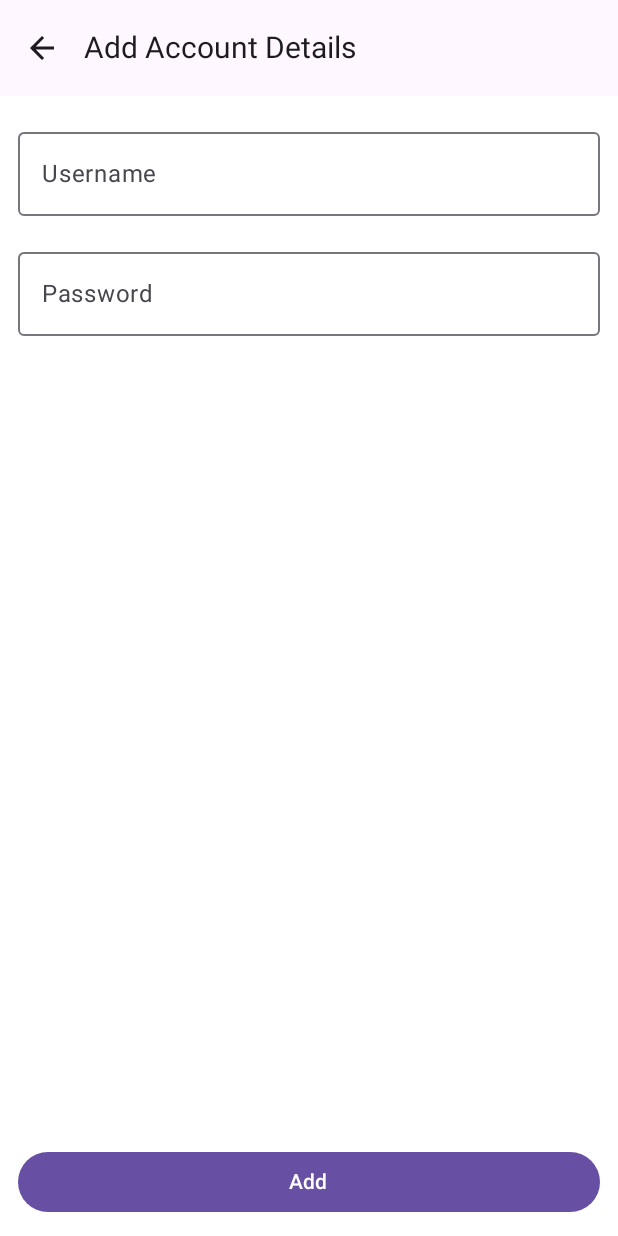
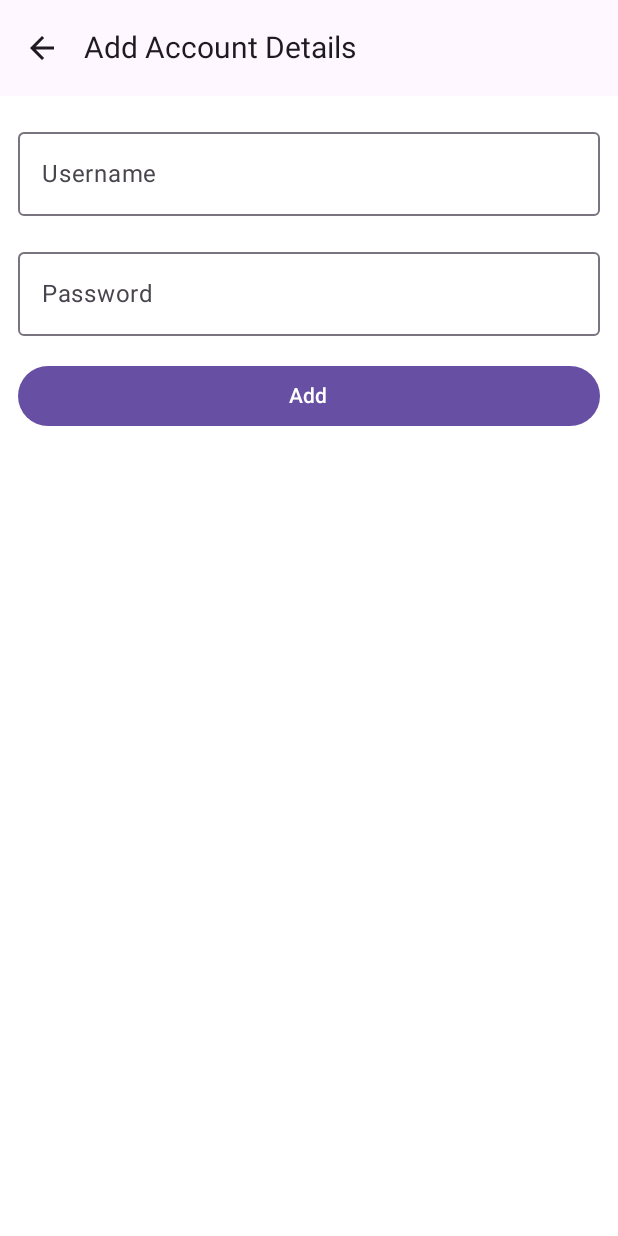
Before and after one commit to ItzAreeb/Password-Manager, an Android app built with Jetpack Compose: the @Preview function CreateAccountScreenPreview, on a phone screen of 412 x 824 dp. Run offline under Robolectric (Android 15) with nearby library versions, the phone set to English and light mode, and no system bars.

Commit message:
Bug Fixes

```diff
--- a/app/src/main/java/com/example/passwordmanager/ui/CreateAccountScreen.kt
+++ b/app/src/main/java/com/example/passwordmanager/ui/CreateAccountScreen.kt
@@ -1,12 +1,17 @@
 package com.example.passwordmanager.ui
 
-import androidx.compose.foundation.background
+import androidx.compose.foundation.layout.Box
 import androidx.compose.foundation.layout.Column
 import androidx.compose.foundation.layout.Spacer
+import androidx.compose.foundation.layout.WindowInsets
+import androidx.compose.foundation.layout.asPaddingValues
 import androidx.compose.foundation.layout.fillMaxSize
 import androidx.compose.foundation.layout.fillMaxWidth
 import androidx.compose.foundation.layout.height
+import androidx.compose.foundation.layout.ime
 import androidx.compose.foundation.layout.padding
+import androidx.compose.foundation.rememberScrollState
+import androidx.compose.foundation.verticalScroll
 import androidx.compose.material.icons.Icons
 import androidx.compose.material.icons.automirrored.filled.ArrowBack
 import androidx.compose.material3.Button
@@ -23,7 +28,8 @@ import androidx.compose.runtime.mutableStateOf
 import androidx.compose.runtime.remember
 import androidx.compose.runtime.setValue
 import androidx.compose.ui.Modifier
-import androidx.compose.ui.graphics.Color
+import androidx.compose.ui.platform.LocalConfiguration
+import androidx.compose.ui.platform.LocalSoftwareKeyboardController
 import androidx.compose.ui.text.input.PasswordVisualTransformation
 import androidx.compose.ui.text.input.TextFieldValue
 import androidx.compose.ui.tooling.preview.Preview
@@ -38,10 +44,16 @@ import com.example.passwordmanager.data.Account
 fun CreateAccountScreen(navController: NavController, modifier: Modifier = Modifier, accounts: MutableList<Account>) {
     var username by remember { mutableStateOf(TextFieldValue("")) }
     var password by remember { mutableStateOf(TextFieldValue("")) }
+    val scrollState = rememberScrollState()
+    val keyboardController = LocalSoftwareKeyboardController.current
+    val configuration = LocalConfiguration.current
+    configuration.screenHeightDp.dp
+    val imePadding = WindowInsets.ime.asPaddingValues().calculateBottomPadding()
 
     Column(
         modifier = modifier
             .fillMaxSize()
+            .verticalScroll(scrollState)  // Make entire screen scrollable
     ) {
         TopAppBar(
             title = { Text("Add Account Details", fontSize = 20.sp) },
@@ -58,6 +70,7 @@ fun CreateAccountScreen(navController: NavController, modifier: Modifier = Modif
         Column(
             modifier = Modifier
                 .padding(horizontal = 12.dp)
+                .weight(1f, fill = false)  // Allow content to expand
         ) {
             Spacer(modifier = Modifier.height(16.dp))
 
@@ -66,8 +79,8 @@ fun CreateAccountScreen(navController: NavController, modifier: Modifier = Modif
                 onValueChange = { username = it },
                 label = { Text("Username") },
                 modifier = Modifier
-                    .fillMaxWidth()
-                    .background(Color.Transparent)
+                    .fillMaxWidth(),
+                maxLines = 3  // Limit to 3 lines for better UX
             )
 
             Spacer(modifier = Modifier.height(16.dp))
@@ -78,22 +91,36 @@ fun CreateAccountScreen(navController: NavController, modifier: Modifier = Modif
                 label = { Text("Password") },
                 visualTransformation = PasswordVisualTransformation(),
                 modifier = Modifier
-                    .fillMaxWidth()
-                    .background(Color.Transparent)
+                    .fillMaxWidth(),
+                maxLines = 3
             )
 
-            Spacer(modifier = Modifier.weight(1f))
+            Spacer(modifier = Modifier.height(16.dp))
+        }
+
+        // Button container that responds to keyboard
+        Box(
+            modifier = Modifier
+                .fillMaxWidth()
+                .padding(
+                    start = 12.dp,
+                    end = 12.dp,
+                    bottom = 12.dp + imePadding  // Add keyboard padding
+                )
+        ) {
             Button(
                 onClick = {
-                    val newAccount = Account()
-                    newAccount.setName(username.text)
-                    newAccount.setPassword(password.text)
+                    keyboardController?.hide()  // Hide keyboard on submit
+                    val newAccount = Account().apply {
+                        setName(username.text)
+                        setPassword(password.text)
+                    }
                     if (newAccount.getName().isNotEmpty() && newAccount.getPassword().isNotEmpty()) {
                         accounts.add(newAccount)
                     }
                     navController.popBackStack()
                 },
-                modifier = Modifier.fillMaxWidth().padding(vertical = 12.dp)
+                modifier = Modifier.fillMaxWidth()
             ) {
                 Text("Add")
             }
```
Also changed, not shown: app/src/main/java/com/example/passwordmanager/ui/AccountItem.kt (+12 -1 lines), app/src/main/java/com/example/passwordmanager/ui/FloatingAddButton.kt (+19 -6 lines), app/src/main/java/com/example/passwordmanager/ui/HomeScreen.kt (+32 -13 lines).
